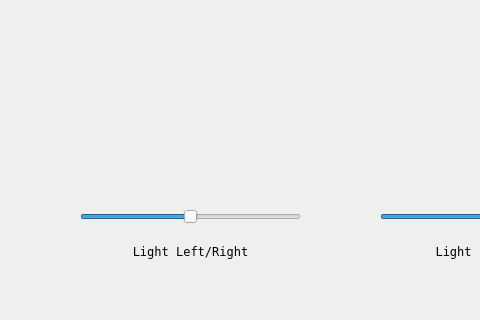
This is Final Project/OpenGLDemo/opengldemo.ui in eckerdj1/RoomEditorial5000 as Qt 5 draws it before an edit; both pictures show x 0 to 480 and y 381 to 701 of the 807 by 701 pixel window. The edited form follows.
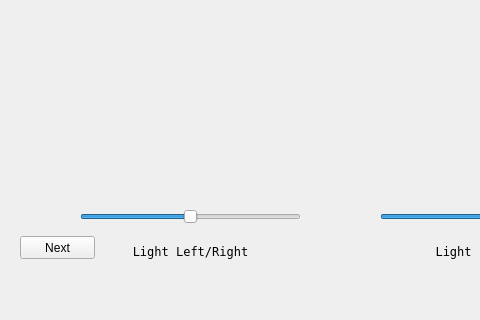
This is the edited form. Custom widgets are drawn as their Qt base class.

```diff
--- a/Final Project/OpenGLDemo/opengldemo.ui
+++ b/Final Project/OpenGLDemo/opengldemo.ui
@@ -328,6 +328,19 @@
      <bool>true</bool>
     </property>
    </widget>
+   <widget class="QPushButton" name="pushButton_2">
+    <property name="geometry">
+     <rect>
+      <x>20</x>
+      <y>600</y>
+      <width>75</width>
+      <height>23</height>
+     </rect>
+    </property>
+    <property name="text">
+     <string>Next</string>
+    </property>
+   </widget>
   </widget>
   <widget class="QMenuBar" name="menuBar">
    <property name="geometry">
```
Left out of the diff: 17 changed lines with no effect on the pictures.
